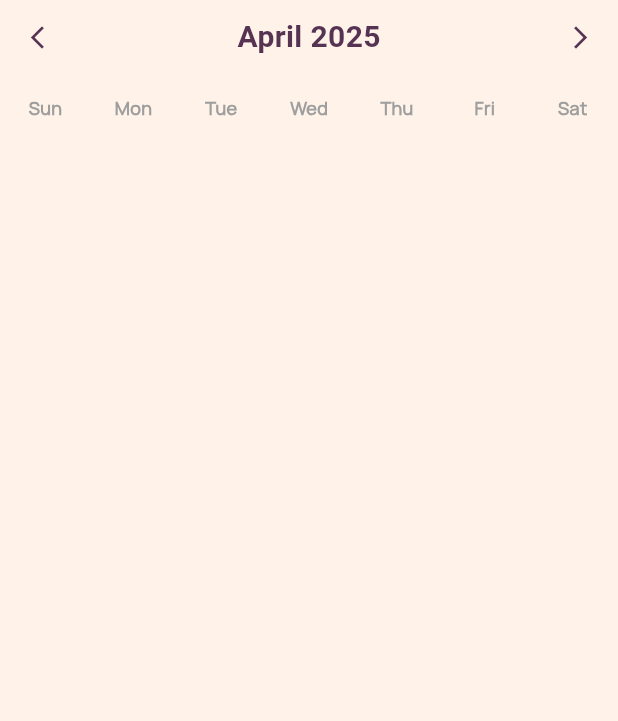
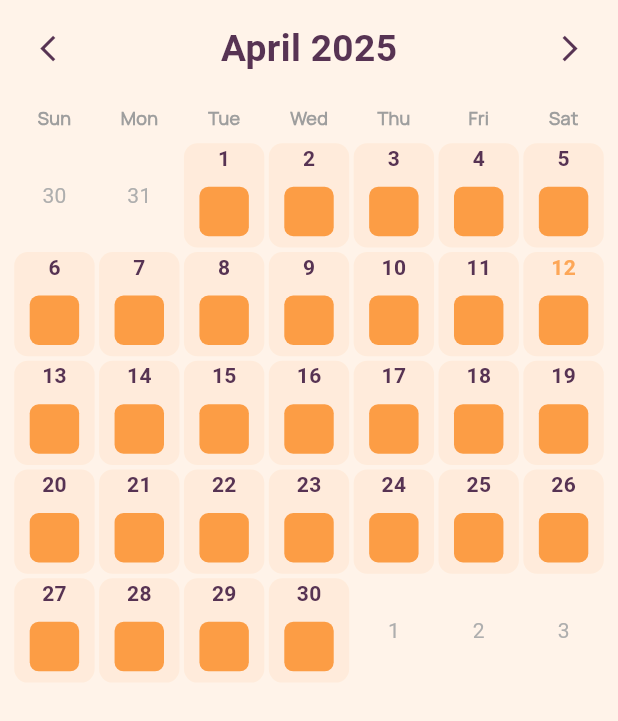
Before and after one commit to Dada6x/Monumental-habits, a Flutter app: the HabitCalendar widget shown alone on an empty page, opened directly, on a phone screen of 412 x 824 dp. Shown: the top 721 px of the screen. Run offline on Flutter 3.47's test engine with Material 3 defaults, Android fonts, the phone set to English and light mode, and no system bars; drawn by our look-alikes of table_calendar; our stand-ins replace dio, firebase_auth, firebase_core, flutter_local_notifications, flutter_svg, flutter_timezone and 8 more; missing offline and left inert: flutter_verification_code; accounts and stored records are empty; project files that could hold a hidden picture were left out.

```diff
--- a/lib/home/homePage.dart
+++ b/lib/home/homePage.dart
@@ -4,7 +4,6 @@ import 'package:get/get.dart';
 import 'package:monumental_habits/Theme/themes.dart';
 import 'package:monumental_habits/Theme/themes_contoller.dart';
 import 'package:monumental_habits/home/controllers/navigationcontroller.dart';
-import 'package:monumental_habits/main.dart';
 import 'package:monumental_habits/pages/dashboard/controllers/habitcontroller.dart';
 import 'package:monumental_habits/pages/settings_profile/profile.dart';
 import 'package:monumental_habits/pages/settings_profile/support/profile_details.dart';
@@ -156,7 +155,7 @@ class HomePage extends StatelessWidget {
                               //$ Save the new habit
                             } else if (navController.currentIndex.value == 4) {
                               habitController.addHabit();
-                              print(token!.getString("token"));
+                              Get.off(HomePage());//! FUCK THIS CODE SUCKS BUT FIX IT LATER
                               navController.changePage(0);
                               habitController.reset();
                               FocusManager.instance.primaryFocus
--- a/lib/pages/dashboard/controllers/habitcontroller.dart
+++ b/lib/pages/dashboard/controllers/habitcontroller.dart
@@ -32,14 +32,13 @@ class HabitController extends GetxController {
       notificationsEnabled: notificationsEnabled.value,
       selectedDays: List<String>.from(selectedDays),
     ));
-
     //! adding the habit to the GetX controller
     if (habitName.value.isNotEmpty) {
       NotificationsService().habitScheduleNotification(
         HabitName: habitName.value,
         timeString: chosenTime.value,
       );
-
+//! backend
       try {
         var response = await Dio().post(
           "http://10.0.2.2:8000/api/habits",
@@ -58,7 +57,6 @@ class HabitController extends GetxController {
 
         if (response.data["status"]) {
           print("Habit added successfully 💚");
-
           Get.showSnackbar(
             const GetSnackBar(
               title: "Success",
@@ -67,6 +65,7 @@ class HabitController extends GetxController {
               duration: Duration(seconds: 3),
             ),
           );
+
         } else {
           // print("Something went wrong: ${response.data}");
           Get.showSnackbar(
@@ -80,7 +79,6 @@ class HabitController extends GetxController {
         }
       } catch (e) {
         print("Unexpected error: $e");
-
         Get.showSnackbar(
           GetSnackBar(
             title: "Exception",
--- a/lib/pages/dashboard/dashboard_homepage/dashboard_page.dart
+++ b/lib/pages/dashboard/dashboard_homepage/dashboard_page.dart
@@ -14,7 +14,6 @@ class Dashboard extends StatelessWidget {
     final String quoteText = quoteParts.first.trim();
     final String author =
         quoteParts.length > 1 ? "- ${quoteParts.last.trim()}" : "- Unknown";
-
     return SingleChildScrollView(
       child: Column(
         children: [
@@ -96,7 +95,7 @@ class Dashboard extends StatelessWidget {
             child: SizedBox(
               width: MediaQuery.sizeOf(context).width,
               height: MediaQuery.sizeOf(context).height * 0.54,
-              child: HabitTable(),
+              child:  const HabitTable(),
             ),
           ),
         ],
--- a/lib/pages/dashboard/info/calander.dart
+++ b/lib/pages/dashboard/info/calander.dart
@@ -2,7 +2,6 @@ import 'package:flutter/material.dart';
 import 'package:get/get.dart';
 import 'package:intl/intl.dart';
 import 'package:monumental_habits/util/helper.dart';
-import 'package:monumental_habits/util/sizedconfig.dart';
 import 'package:table_calendar/table_calendar.dart';
 
 class HabitCalendar extends StatefulWidget {
@@ -37,41 +36,53 @@ class _HabitCalendarState extends State<HabitCalendar> {
       _selectedMonth =
           DateTime(_selectedMonth.year, _selectedMonth.month + offset, 1);
       _generateHabitData();
-      //
     });
   }
 
   @override
   Widget build(BuildContext context) {
+    // Get screen size and adjust layout accordingly
+    double screenHeight = MediaQuery.of(context).size.height;
+    double screenWidth = MediaQuery.of(context).size.width;
+
     return Padding(
-      padding: const EdgeInsets.all(1.0),
+      padding:
+          const EdgeInsets.all(8.0), // Increased padding for responsiveness
       child: Column(
         children: [
           //! Month Selector
-          Row(
+          LayoutBuilder(
+            builder: (context, constraints) {
+              return Row(
                 mainAxisAlignment: MainAxisAlignment.spaceBetween,
                 children: [
                   IconButton(
                     icon: Icon(
-                      size: 18,
+                      size: screenWidth * 0.05, // Scalable icon size
                       Icons.arrow_back_ios_new_outlined,
-                      color: Theme.of(context).colorScheme.scrim),
-                  onPressed: () => _changeMonth(-1)),
+                      color: Theme.of(context).colorScheme.scrim,
+                    ),
+                    onPressed: () => _changeMonth(-1),
+                  ),
                   Text(
-                DateFormat.yMMMM()
-                    .format(_selectedMonth), // Format: "September 2024"
+                    DateFormat.yMMMM().format(_selectedMonth),
                     style: TextStyle(
-                    fontSize: 20,
+                      fontSize: screenWidth * 0.06, // Scalable text size
                       fontWeight: FontWeight.bold,
-                    color: Theme.of(context).colorScheme.scrim),
+                      color: Theme.of(context).colorScheme.scrim,
+                    ),
                   ),
                   IconButton(
                     icon: Icon(
-                      size: 18,
+                      size: screenWidth * 0.05, // Scalable icon size
                       Icons.arrow_forward_ios_outlined,
-                      color: Theme.of(context).colorScheme.scrim),
-                  onPressed: () => _changeMonth(1)),
+                      color: Theme.of(context).colorScheme.scrim,
+                    ),
+                    onPressed: () => _changeMonth(1),
+                  ),
                 ],
+              );
+            },
           ),
           const SizedBox(
             height: 8,
@@ -91,7 +102,7 @@ class _HabitCalendarState extends State<HabitCalendar> {
                   return Padding(
                     padding: const EdgeInsets.all(1.5),
                     child: Container(
-                      width: 42,
+                      width: screenWidth * 0.12, // Scalable width
                       decoration: BoxDecoration(
                         borderRadius: BorderRadius.circular(9),
                         color: Theme.of(context).colorScheme.secondaryContainer,
@@ -110,8 +121,8 @@ class _HabitCalendarState extends State<HabitCalendar> {
                             height: 9,
                           ),
                           Container(
-                            width: 33,
-                            height: 33,
+                            width: screenWidth * 0.08, // Scalable size
+                            height: screenWidth * 0.08, // Scalable size
                             decoration: BoxDecoration(
                               color: Get.isDarkMode
                                   ? altPurple
@@ -131,7 +142,7 @@ class _HabitCalendarState extends State<HabitCalendar> {
                     return Padding(
                       padding: const EdgeInsets.all(1.5),
                       child: Container(
-                        width: 42,
+                        width: screenWidth * 0.12, // Scalable width
                         decoration: BoxDecoration(
                           borderRadius: BorderRadius.circular(9),
                           color:
@@ -151,8 +162,8 @@ class _HabitCalendarState extends State<HabitCalendar> {
                             ),
                             //! IF DONE AND undone
                             Container(
-                              width: 33,
-                              height: 33,
+                              width: screenWidth * 0.08, // Scalable size
+                              height: screenWidth * 0.08, // Scalable size
                               decoration: BoxDecoration(
                                 color: Get.isDarkMode
                                     ? altPurple
@@ -171,7 +182,7 @@ class _HabitCalendarState extends State<HabitCalendar> {
               daysOfWeekVisible: true,
               daysOfWeekStyle: const DaysOfWeekStyle(
                   weekdayStyle: manropeGrey, weekendStyle: manropeGrey),
-              rowHeight: SizeConfig.screenHeight * 0.088,
+              rowHeight: screenHeight * 0.088, // Scalable height
               daysOfWeekHeight: 30,
               calendarStyle: const CalendarStyle(
                   cellPadding: EdgeInsets.all(2), isTodayHighlighted: true),
```
Also changed, not shown: lib/pages/dashboard/controllers/service.dart (added, +29 -0 lines), lib/pages/dashboard/dashboard_homepage/habitTable.dart (+15 -6 lines), lib/pages/dashboard/info/habit_Info.dart (+120 -60 lines), lib/pages/dashboard/new/new_habit_page.dart (+7 -6 lines). Lines whose indentation alone changed are shown as unchanged.
